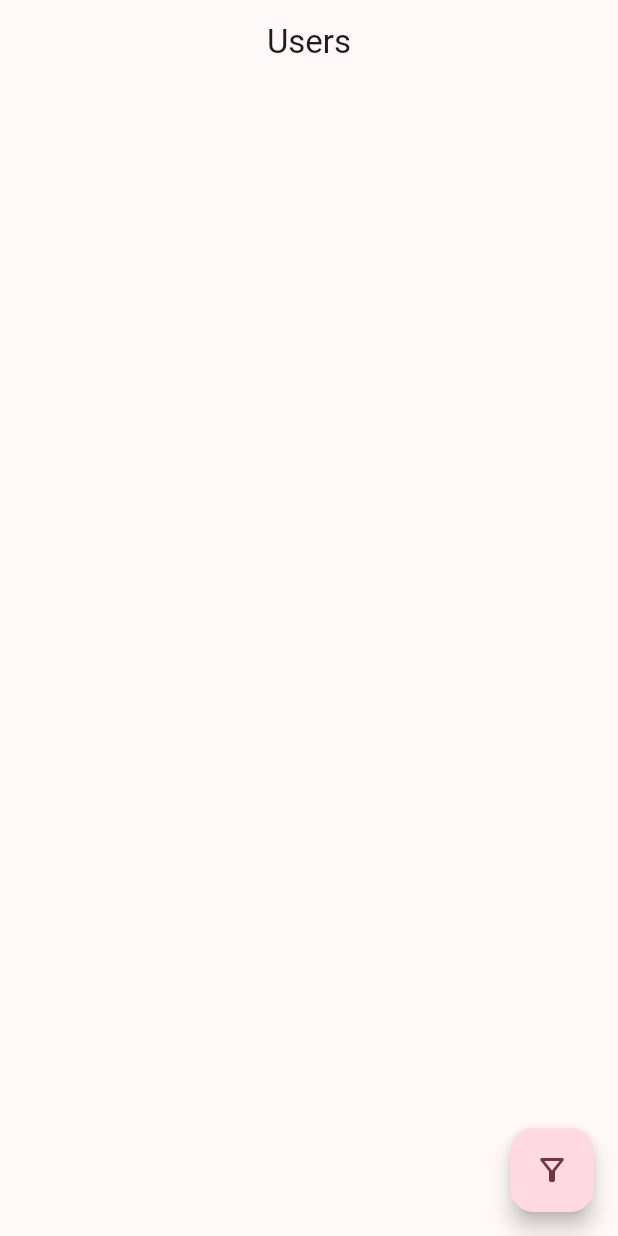
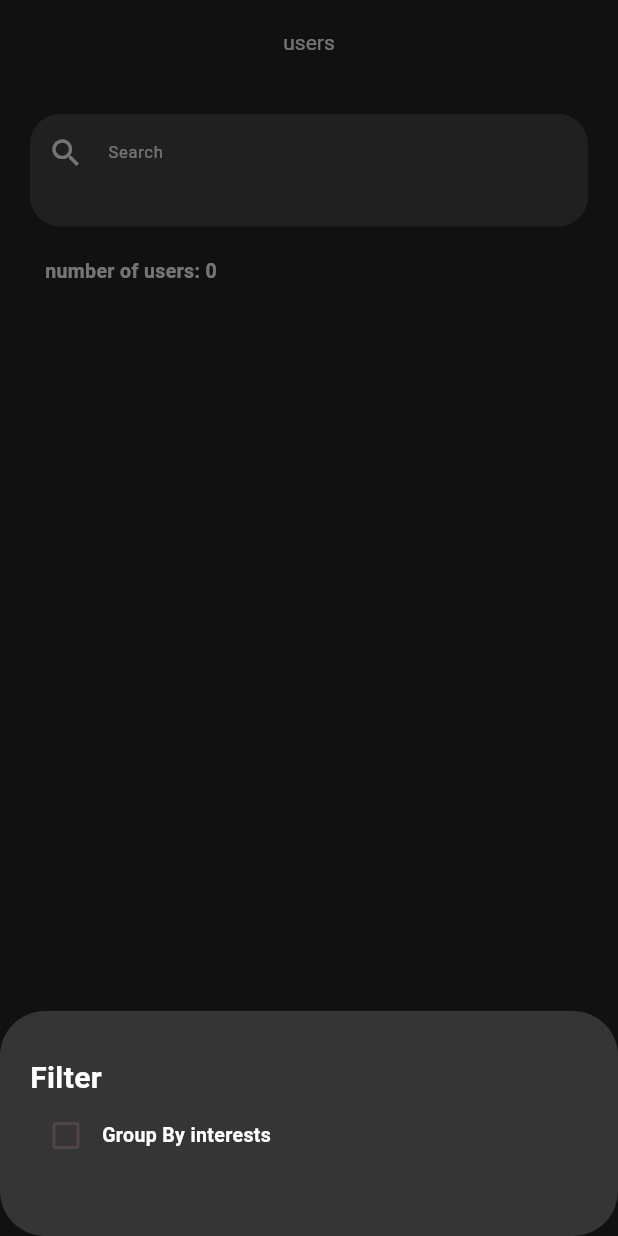
Before and after one commit to walidQasem/app_test, a Flutter app: the screen it shows after launch, after a tap on the "filter alt" icon, on a phone screen of 412 x 824 dp. Run offline on Flutter 3.47's test engine with Material 2 defaults, Android fonts, the phone set to English and light mode, and no system bars; our stand-ins replace cloud_firestore, firebase_core, get; accounts and stored records are empty.

Commit message:
addSearch  2023-12-02 22:21

```diff
--- a/lib/Controller/UsersController.dart
+++ b/lib/Controller/UsersController.dart
@@ -1,3 +1,5 @@
+// ignore_for_file: file_names
+
 import 'package:cloud_firestore/cloud_firestore.dart';
 import 'package:flutter/material.dart';
 import 'package:get/get_state_manager/get_state_manager.dart';
@@ -5,50 +7,71 @@ import 'package:get/get_state_manager/get_state_manager.dart';
 import '../Model/UserModel.dart';
 
 class UserController extends GetxController {
+  List<User> list = [];
   List<User> users = [];
   List<User> filteredUsers = [];
+  double screenHeight = 0;
+  double screenWidth = 0;
+
+  bool startAnimation = false;
   bool isFiltered = false;
   bool isLoading = false;
-  Icon icon = const Icon(Icons.filter_alt_outlined);
+  List<User> searchList = [];
+  Icon icon = const Icon(Icons.filter_alt_outlined, color: Colors.white);
 
-  filterUsersByInterest(String interest) {
+  Future<void> fetchUsers() async {
+    try {
+      isLoading = true;
+      QuerySnapshot querySnapshot =
+          await FirebaseFirestore.instance.collection('users').get();
+      users = querySnapshot.docs.map((doc) {
+        return User.fromJson(doc.data() as Map<String, dynamic>);
+      }).toList();
+      list = List.from(users);
+    } catch (e) {
+      // ignore: avoid_print
+      print("Error");
+    } finally {
+      isLoading = false;
+      update();
+    }
+  }
+
+  void filterUsersByInterest(String interest) {
     filteredUsers =
         users.where((user) => user.interests!.contains(interest)).toList();
     update();
   }
 
-  onfilter() {
+  void onFilter() {
     isFiltered = !isFiltered;
     for (var user in users) {
       for (int indexUser = 0; indexUser < user.interests!.length; indexUser++) {
         filterUsersByInterest(user.interests![indexUser]);
       }
     }
+
     if (isFiltered) {
-      icon = const Icon(Icons.highlight_remove_sharp);
+      list = List.from(filteredUsers);
+      icon = const Icon(Icons.highlight_remove_sharp, color: Colors.white);
+    } else {
+      list = List.from(users);
+      icon = const Icon(Icons.filter_alt_outlined, color: Colors.white);
     }
-    icon = const Icon(Icons.filter_alt_outlined);
     update();
   }
 
-  void fetchUsers() async {
-    isLoading = true;
-    QuerySnapshot querySnapshot =
-        await FirebaseFirestore.instance.collection('users').get();
-
-    users = querySnapshot.docs.map((doc) {
-      Map<String, dynamic> data = doc.data() as Map<String, dynamic>;
-      return User.fromJson(data);
-    }).toList();
-
-    isLoading = false;
-
+  void searchUser(String value) {
+    list = users
+        .where((user) => user.name!.toLowerCase().contains(value.toLowerCase()))
+        .toList();
     update();
   }
 
   @override
-  void onInit() {
-    fetchUsers();
+  void onInit() async {
+    await fetchUsers();
+
     super.onInit();
   }
 }
--- a/lib/Pages/UserPage.dart
+++ /dev/null
@@ -1,57 +0,0 @@
-import 'package:app_test/Components/UserComponenet.dart';
-import 'package:app_test/Controller/UsersController.dart';
-import 'package:flutter/material.dart';
-import 'package:get/get.dart';
-
-class UserPage extends StatelessWidget {
-  const UserPage({super.key});
-
-  @override
-  Widget build(BuildContext context) {
-    UserController userController = Get.put(UserController());
-    return Scaffold(
-        appBar: AppBar(
-          title: const Text('Users'),
-          centerTitle: true,
-        ),
-        floatingActionButton: FloatingActionButton(
-          onPressed: () {
-            userController.onfilter();
-          },
-          child: GetBuilder<UserController>(builder: (controller) {
-            return controller.icon;
-          }),
-        ),
-        body: GetBuilder<UserController>(builder: (controller) {
-          if (controller.isLoading) {
-            return const Center(
-              child: CircularProgressIndicator(),
-            );
-          }
-          if (!controller.isFiltered) {
-            return ListView.builder(
-              itemCount: controller.users.length,
-              itemBuilder: (BuildContext context, int index) {
-                return UserComponent(
-                    color: const Color.fromARGB(255, 237, 237, 237),
-                    id: controller.users[index].id!,
-                    name: controller.users[index].name.toString(),
-                    friends: controller.users[index].friends!,
-                    interests: controller.users[index].interests!);
-              },
-            );
-          }
-          return ListView.builder(
-            itemCount: controller.filteredUsers.length,
-            itemBuilder: (BuildContext context, int index) {
-              return UserComponent(
-                  color: const Color.fromARGB(255, 237, 237, 237),
-                  id: controller.filteredUsers[index].id!,
-                  name: controller.filteredUsers[index].name.toString(),
-                  friends: controller.filteredUsers[index].friends!,
-                  interests: controller.filteredUsers[index].interests!);
-            },
-          );
-        }));
-  }
-}
--- /dev/null
+++ b/lib/Pages/UsersPage.dart
@@ -0,0 +1,61 @@
+// ignore_for_file: file_names
+
+import 'package:app_test/Controller/UsersController.dart';
+import 'package:app_test/Widgets/UserPage/FilterWidget.dart';
+
+import 'package:flutter/material.dart';
+import 'package:get/get.dart';
+
+import '../Widgets/UserPage/ListDataWidget.dart';
+import '../Widgets/UserPage/NumberOfUserWidget.dart';
+import '../Widgets/UserPage/SearchWidget.dart';
+
+class UserPage extends StatelessWidget {
+  const UserPage({super.key});
+
+  @override
+  Widget build(BuildContext context) {
+    List<String> dropdownItems = ['1', '2', '3', '4'];
+
+    UserController userController = Get.put(UserController());
+    return Scaffold(
+        backgroundColor: const Color.fromARGB(255, 38, 38, 38),
+        appBar: AppBar(
+          elevation: 0,
+          title: const Text('users',
+              style: TextStyle(color: Colors.white, fontSize: 14)),
+          backgroundColor: const Color.fromARGB(255, 38, 38, 38),
+          centerTitle: true,
+        ),
+        floatingActionButton: FloatingActionButton(
+            backgroundColor: const Color.fromARGB(255, 36, 36, 36),
+            onPressed: () {
+              Get.bottomSheet(const FilterWidget());
+            },
+            child: const Icon(
+              Icons.filter_alt_outlined,
+              color: Colors.white,
+            )),
+        body: GetBuilder<UserController>(builder: (controller) {
+          if (controller.isLoading) {
+            return const Center(
+              child: CircularProgressIndicator(),
+            );
+          }
+          return const Padding(
+            padding: EdgeInsets.only(top: 20, left: 20, right: 20),
+            child: Column(
+              crossAxisAlignment: CrossAxisAlignment.start,
+              children: [
+                SearchWidget(),
+                SizedBox(
+                  height: 10,
+                ),
+                NumberOfuserWidget(),
+                ListUsersWidget()
+              ],
+            ),
+          );
+        }));
+  }
+}
--- /dev/null
+++ b/lib/Widgets/UserPage/FilterWidget.dart
@@ -0,0 +1,49 @@
+import 'package:flutter/material.dart';
+import 'package:get/get_state_manager/src/simple/get_state.dart';
+
+import '../../Controller/UsersController.dart';
+
+class FilterWidget extends StatelessWidget {
+  const FilterWidget({super.key});
+
+  @override
+  Widget build(BuildContext context) {
+    return Container(
+      padding: const EdgeInsets.all(20),
+      height: 150,
+      width: MediaQuery.of(context).size.width,
+      decoration: BoxDecoration(
+        borderRadius: BorderRadius.circular(30),
+        color: const Color.fromARGB(255, 53, 53, 53),
+      ),
+      child: GetBuilder<UserController>(builder: (controller) {
+        return Column(crossAxisAlignment: CrossAxisAlignment.start, children: [
+          const SizedBox(
+            height: 10,
+          ),
+          const Text('Filter',
+              style: TextStyle(
+                  color: Colors.white,
+                  fontSize: 20,
+                  fontWeight: FontWeight.bold)),
+          Row(
+            children: [
+              Checkbox(
+                value: controller.isFiltered,
+                activeColor: Colors.black,
+                onChanged: (bool? value) {
+                  controller.onFilter();
+                },
+              ),
+              const Text('Group By interests',
+                  style: TextStyle(
+                      color: Colors.white,
+                      fontSize: 13,
+                      fontWeight: FontWeight.bold)),
+            ],
+          ),
+        ]);
+      }),
+    );
+  }
+}
--- /dev/null
+++ b/lib/Widgets/UserPage/ListDataWidget.dart
@@ -0,0 +1,31 @@
+import 'package:app_test/Controller/UsersController.dart';
+import 'package:flutter/material.dart';
+import 'package:get/get_state_manager/get_state_manager.dart';
+
+import '../../Components/UserComponenet.dart';
+
+class ListUsersWidget extends StatelessWidget {
+  const ListUsersWidget({super.key});
+
+  @override
+  Widget build(BuildContext context) {
+    return GetBuilder<UserController>(builder: (controller) {
+      return Expanded(
+        child: ListView.builder(
+          itemCount: controller.list.length,
+          itemBuilder: (BuildContext context, int index) {
+            return AnimatedContainer(
+              duration: Duration(microseconds: 300 + (index * 100)),
+              child: UserComponent(
+                  color: const Color.fromARGB(255, 74, 74, 74),
+                  id: controller.list[index].id!,
+                  name: controller.list[index].name.toString(),
+                  friends: controller.list[index].friends!,
+                  interests: controller.list[index].interests!),
+            );
+          },
+        ),
+      );
+    });
+  }
+}
--- /dev/null
+++ b/lib/Widgets/UserPage/NumberOfUserWidget.dart
@@ -0,0 +1,21 @@
+import 'package:app_test/Controller/UsersController.dart';
+import 'package:flutter/material.dart';
+import 'package:get/get_state_manager/get_state_manager.dart';
+
+class NumberOfuserWidget extends StatelessWidget {
+  const NumberOfuserWidget({super.key});
+
+  @override
+  Widget build(BuildContext context) {
+    return GetBuilder<UserController>(builder: (controller) {
+      return Padding(
+        padding: const EdgeInsets.symmetric(horizontal: 10, vertical: 10),
+        child: Text("number of users: ${controller.list.length}",
+            style: const TextStyle(
+                color: Colors.white,
+                fontSize: 13,
+                fontWeight: FontWeight.bold)),
+      );
+    });
+  }
+}
--- /dev/null
+++ b/lib/Widgets/UserPage/SearchWidget.dart
@@ -0,0 +1,34 @@
+import 'package:app_test/Controller/UsersController.dart';
+import 'package:flutter/material.dart';
+import 'package:get/get.dart';
+import 'package:get/get_core/src/get_main.dart';
+
+class SearchWidget extends StatelessWidget {
+  const SearchWidget({super.key});
+
+  @override
+  Widget build(BuildContext context) {
+    UserController controller = Get.put(UserController());
+    return Container(
+                  height: 75,
+                  decoration: BoxDecoration(
+                    borderRadius: BorderRadius.circular(20),
+                    color: const Color.fromARGB(255, 69, 69, 69),
+                  ),
+                  child: TextField(
+                    decoration: const InputDecoration(
+                        labelStyle:
+                            TextStyle(color: Colors.white, fontSize: 11),
+                        labelText: 'Search',
+                        prefixIcon: Icon(
+                          Icons.search,
+                          color: Colors.white,
+                        ),
+                        border: InputBorder.none),
+                    onChanged: (value) {
+                      controller.searchUser(value);
+                    },
+                  ),
+                );
+  }
+}
--- a/lib/main.dart
+++ b/lib/main.dart
@@ -2,7 +2,7 @@ import 'package:firebase_core/firebase_core.dart';
 import 'package:flutter/material.dart';
 import 'package:get/get_navigation/src/root/get_material_app.dart';
 
-import 'Pages/UserPage.dart';
+import 'Pages/UsersPage.dart';
 import 'firebase_options.dart';
 
 void main() async {
@@ -22,10 +22,12 @@ class MyApp extends StatelessWidget {
     return GetMaterialApp(
       title: 'Flutter Demo',
       theme: ThemeData(
+        useMaterial3: true,
+
         colorScheme:
             ColorScheme.fromSeed(seedColor: const Color.fromARGB(255, 0, 0, 0)),
         primaryColor: Colors.black,
-        useMaterial3: true,
+        // useMaterial3: true,
       ),
       home: const UserPage(),
     );
--- a/pubspec.yaml
+++ b/pubspec.yaml
@@ -38,6 +38,7 @@ dependencies:
   firebase_core: ^2.24.0
   cloud_firestore: ^4.13.3
   get: ^4.6.5
+  firebase_ui_firestore: ^1.5.14
 
 dev_dependencies:
   flutter_test:
```
Also changed, not shown: lib/Components/UserComponenet.dart (+7 -14 lines), lib/Model/UserModel.dart (+10 -5 lines), pubspec.lock.
